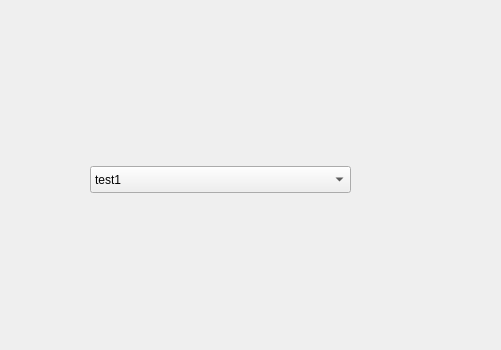
Before: the Qt Designer form widgets/GeoContextQGISPlugin_plot.ui in kartoza/GeoContextQGISPlugin, drawn with Qt 5; both pictures show x 0 to 501 and y 454 to 804 of the 1091 by 804 pixel window.
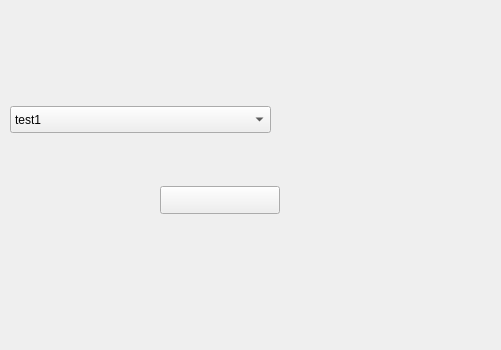
After: the same form once the commit is applied. Custom widgets are drawn as their Qt base class.

Commit message: Added a legend to the plots which will automatically update

The edit to the form file:
```diff
--- a/widgets/GeoContextQGISPlugin_plot.ui
+++ b/widgets/GeoContextQGISPlugin_plot.ui
@@ -52,8 +52,8 @@
   <widget class="QgsCheckableComboBox" name="cbPlots">
    <property name="geometry">
     <rect>
-     <x>90</x>
-     <y>620</y>
+     <x>10</x>
+     <y>560</y>
      <width>261</width>
      <height>27</height>
     </rect>
@@ -69,6 +69,16 @@
     </property>
    </item>
   </widget>
+  <widget class="QgsColorButton" name="mColorButton">
+   <property name="geometry">
+    <rect>
+     <x>160</x>
+     <y>640</y>
+     <width>120</width>
+     <height>28</height>
+    </rect>
+   </property>
+  </widget>
  </widget>
  <customwidgets>
   <customwidget>
@@ -76,6 +86,11 @@
    <extends>QComboBox</extends>
    <header>qgscheckablecombobox.h</header>
   </customwidget>
+  <customwidget>
+   <class>QgsColorButton</class>
+   <extends>QToolButton</extends>
+   <header>qgscolorbutton.h</header>
+  </customwidget>
   <customwidget>
    <class>QgsFileWidget</class>
    <extends>QWidget</extends>
```
The commit also changes 12 other files.
